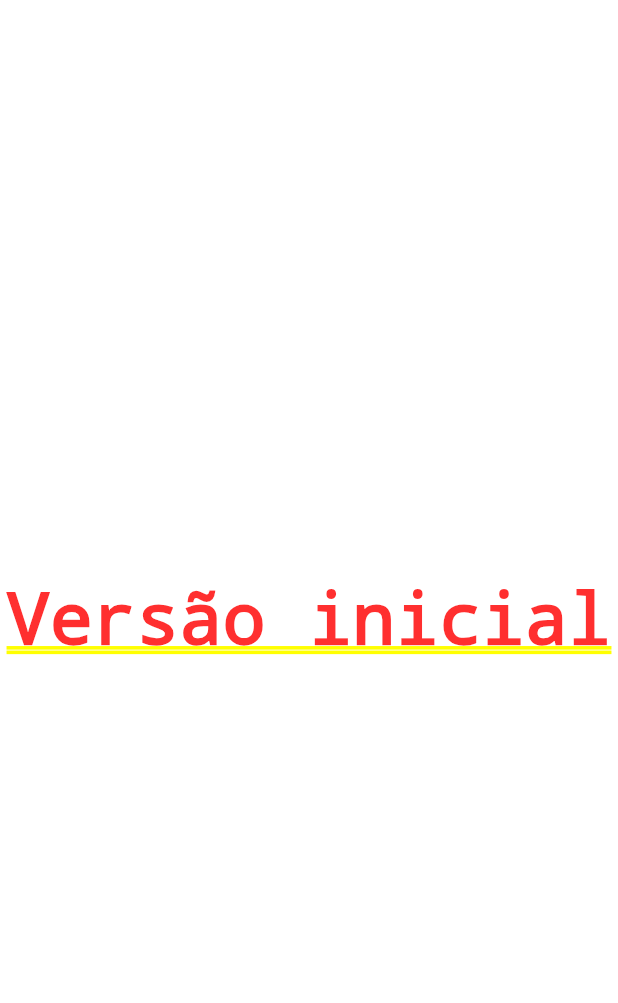
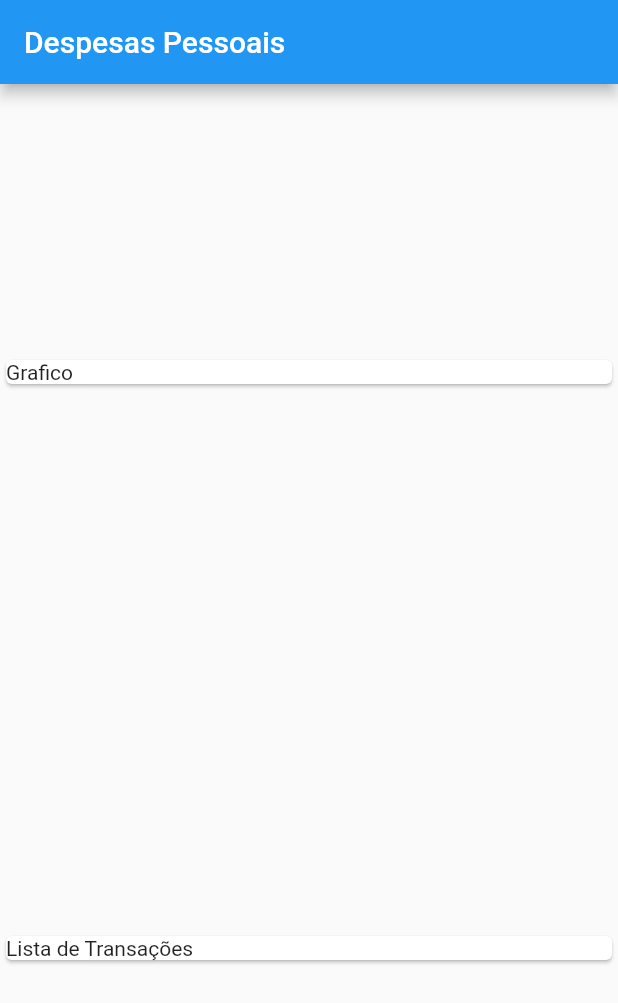
Before and after one commit to arthurdeoliveiraribeiro/expenses, a Flutter app: the screen it shows after launch, on a phone screen of 412 x 824 dp. Shown: the top 1003 px of the screen. Run offline on Flutter 3.47's test engine with Material 2 defaults, Android fonts, the phone set to English and light mode, and no system bars.

```diff
--- a/lib/main.dart
+++ b/lib/main.dart
@@ -1,22 +1,33 @@
 import 'package:flutter/material.dart';
 
+main() => runApp(ExpensesApp());
 
-main() => runApp(ExpensesApp());
 class ExpensesApp extends StatelessWidget {
   @override
   Widget build(BuildContext context) {
-    return MaterialApp(
-      home: MyHomePage()
-    );
+    return MaterialApp(home: MyHomePage());
   }
 }
 
 class MyHomePage extends StatelessWidget {
   @override
   Widget build(BuildContext context) {
-    return Center(
-      child: Text('Versão inicial'),
-
-    );
+    return Scaffold(
+      appBar: AppBar(
+        title: Text('Despesas Pessoais'),
+      ),
+      body: Column(
+        mainAxisAlignment: MainAxisAlignment.spaceAround,
+        crossAxisAlignment: CrossAxisAlignment.stretch,
+        children: <Widget>[
+          Container(
+            child: Card(
+              child: Text('Grafico'),
+              //CARD
+            ),
+          ),
+          Card(child: Text('Lista de Transações'))
+        ]),
+      );
   }
 }
--- /dev/null
+++ b/lib/models/transaction.dart
@@ -0,0 +1 @@
+class Transaction
```
